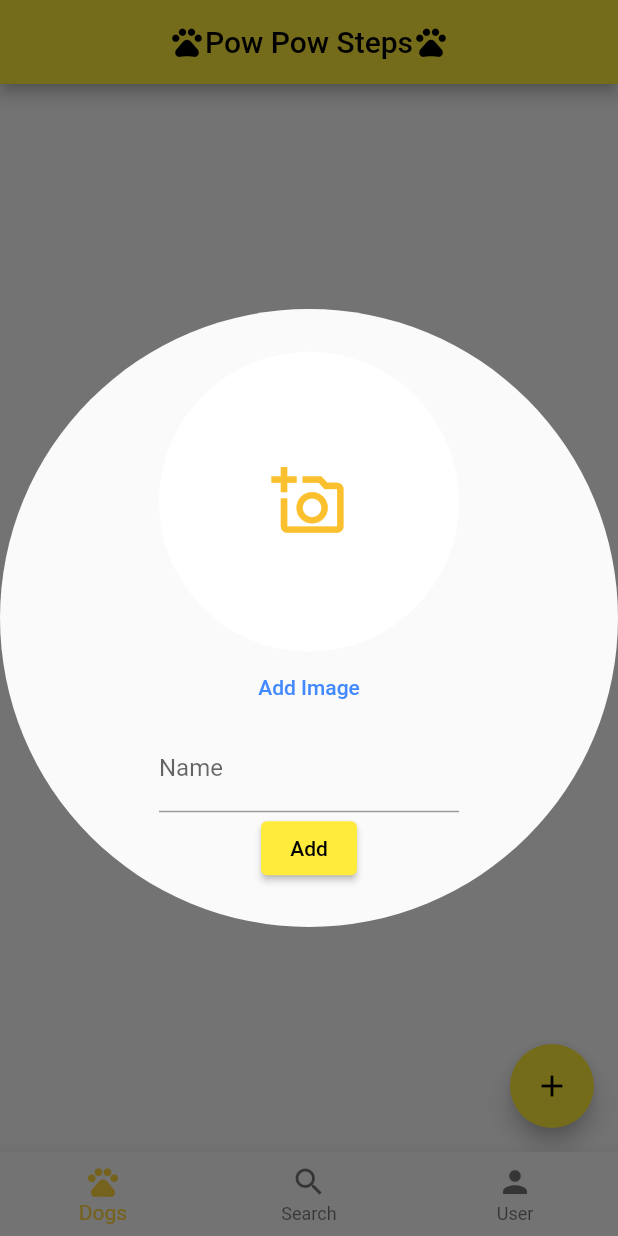
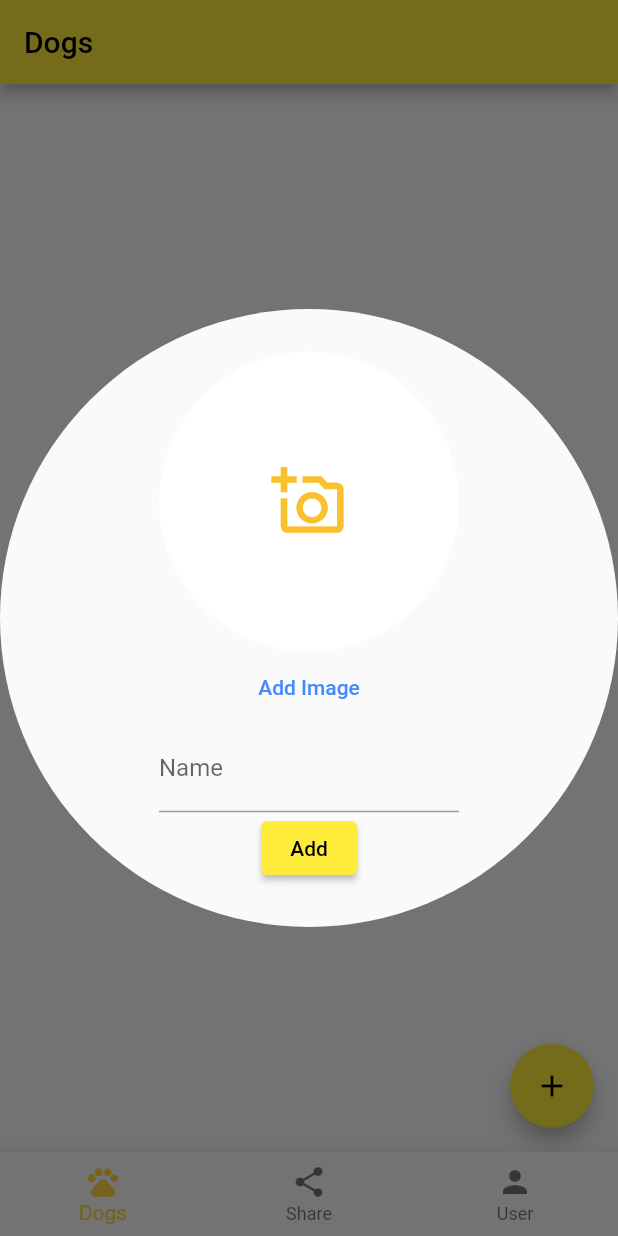
Before and after one commit to Ararchy01/paw_paw_steps, a Flutter app: the AppFrameAfterLogin screen opened by its route, after a tap on the "add" icon, on a phone screen of 412 x 824 dp. Run offline on Flutter 3.47's test engine with Material 2 defaults, Android fonts, the phone set to English and light mode, and no system bars; our stand-ins replace cloud_firestore, email_validator, firebase_auth, firebase_core, firebase_storage, image_picker; accounts and stored records are empty.

Commit message:
Page interface implemented

```diff
--- a/lib/app_frame/app_frame_after_login.dart
+++ b/lib/app_frame/app_frame_after_login.dart
@@ -1,7 +1,9 @@
 import 'package:flutter/material.dart';
-import 'package:walking_doggy/dogs_page/dogs_page.dart';
-import 'package:walking_doggy/friends_page/friends_page.dart';
-import 'package:walking_doggy/user_page/user_page.dart';
+import 'package:walking_doggy/util/my_page.dart';
+
+import '../dogs_page/dogs_page.dart';
+import '../friends_page/friends_page.dart';
+import '../user_page/user_page.dart';
 
 class AppFrameAfterLogin extends StatefulWidget {
   const AppFrameAfterLogin({Key? key}) : super(key: key);
@@ -11,49 +13,30 @@ class AppFrameAfterLogin extends StatefulWidget {
 }
 
 class _AppFrameAfterLoginState extends State<AppFrameAfterLogin> {
-  Widget get appTitle {
-    return Row(
-      mainAxisAlignment: MainAxisAlignment.center,
-      children: const [
-        Icon(Icons.pets),
-        Text('Pow Pow Steps'),
-        Icon(Icons.pets),
-      ],
-    );
+  final _dogsPage = const DogsPage();
+  final _sharePage = const FriendsPage();
+  final _userPage = const UserPage();
+  final List<MyPage> _bodyOptions = [];
+
+  @override
+  void initState() {
+    super.initState();
+    _bodyOptions.addAll([_dogsPage, _sharePage, _userPage]);
   }
 
   int _selected = 0;
-  static const List<Widget> _bodyOptions = <Widget>[
-    DogsPage(),
-    FriendsPage(),
-    UserPage()
-  ];
 
   void _onItemTapped(int index) => setState(() => _selected = index);
 
   @override
   Widget build(BuildContext context) {
     return Scaffold(
-        appBar: AppBar(
-            title: appTitle,
-            automaticallyImplyLeading: false,
-            centerTitle: true),
+        appBar: _bodyOptions[_selected].appBar(),
         body: _bodyOptions.elementAt(_selected),
         bottomNavigationBar: BottomNavigationBar(
-          items: const <BottomNavigationBarItem>[
-            BottomNavigationBarItem(
-              icon: Icon(Icons.pets),
-              label: 'Dogs',
-            ),
-            BottomNavigationBarItem(
-              icon: Icon(Icons.search),
-              label: 'Search',
-            ),
-            BottomNavigationBarItem(
-              icon: Icon(Icons.person),
-              label: 'User',
-            ),
-          ],
+          items: _bodyOptions
+              .map((page) => page.bottomNavigationBarItem())
+              .toList(),
           currentIndex: _selected,
           selectedItemColor: Colors.amberAccent,
           onTap: _onItemTapped,
--- a/lib/dogs_page/dogs_page.dart
+++ b/lib/dogs_page/dogs_page.dart
@@ -2,6 +2,7 @@ import 'package:cloud_firestore/cloud_firestore.dart';
 import 'package:flutter/material.dart';
 import 'package:provider/provider.dart';
 import 'package:walking_doggy/util/firestore_util.dart';
+import 'package:walking_doggy/util/my_page.dart';
 
 import '../add_dog_page/add_dog_page.dart';
 import '../domain/Dog.dart';
@@ -10,11 +11,24 @@ import 'dog_list_item.dart';
 
 final dogRef = FirestoreUtil.DOG_REF;
 
-class DogsPage extends StatefulWidget {
+class DogsPage extends StatefulWidget implements MyPage {
   const DogsPage({Key? key}) : super(key: key);
 
   @override
   State<DogsPage> createState() => _DogsPageState();
+
+  @override
+  AppBar appBar() {
+    return AppBar(
+      title: Text('Dogs'),
+      automaticallyImplyLeading: false,
+    );
+  }
+
+  @override
+  BottomNavigationBarItem bottomNavigationBarItem() {
+    return BottomNavigationBarItem(icon: Icon(Icons.pets), label: 'Dogs');
+  }
 }
 
 class _DogsPageState extends State<DogsPage> {
--- a/lib/friends_page/friends_page.dart
+++ b/lib/friends_page/friends_page.dart
@@ -1,16 +1,30 @@
 import 'package:cloud_firestore/cloud_firestore.dart';
 import 'package:flutter/material.dart';
 import 'package:provider/provider.dart';
+import 'package:walking_doggy/util/my_page.dart';
 
 import '../domain/Dog.dart';
 import '../domain/User.dart';
 import '../util/firestore_util.dart';
 
-class FriendsPage extends StatefulWidget {
+class FriendsPage extends StatefulWidget implements MyPage {
   const FriendsPage({Key? key}) : super(key: key);
 
   @override
   State<StatefulWidget> createState() => _FriendsPageState();
+
+  @override
+  AppBar appBar() {
+    return AppBar(
+      title: Text('Share Walk'),
+      automaticallyImplyLeading: false,
+    );
+  }
+
+  @override
+  BottomNavigationBarItem bottomNavigationBarItem() {
+    return BottomNavigationBarItem(icon: Icon(Icons.share), label: 'Share');
+  }
 }
 
 class _FriendsPageState extends State<FriendsPage> {
--- a/lib/user_page/user_page.dart
+++ b/lib/user_page/user_page.dart
@@ -9,12 +9,26 @@ import 'package:provider/provider.dart';
 import '../domain/Dog.dart';
 import '../domain/User.dart';
 import '../util/firestore_util.dart';
+import '../util/my_page.dart';
 
-class UserPage extends StatefulWidget {
+class UserPage extends StatefulWidget implements MyPage {
   const UserPage({Key? key}) : super(key: key);
 
   @override
   State<StatefulWidget> createState() => _UserPageState();
+
+  @override
+  AppBar appBar() {
+    return AppBar(
+      title: Text('User'),
+      automaticallyImplyLeading: false,
+    );
+  }
+
+  @override
+  BottomNavigationBarItem bottomNavigationBarItem() {
+    return BottomNavigationBarItem(icon: Icon(Icons.person), label: 'User');
+  }
 }
 
 class _UserPageState extends State<UserPage> {
--- /dev/null
+++ b/lib/util/my_page.dart
@@ -0,0 +1,8 @@
+import 'package:flutter/material.dart';
+
+abstract class MyPage extends Widget{
+  const MyPage({Key? key}) : super(key: key);
+
+  AppBar appBar();
+  BottomNavigationBarItem bottomNavigationBarItem();
+}
```
